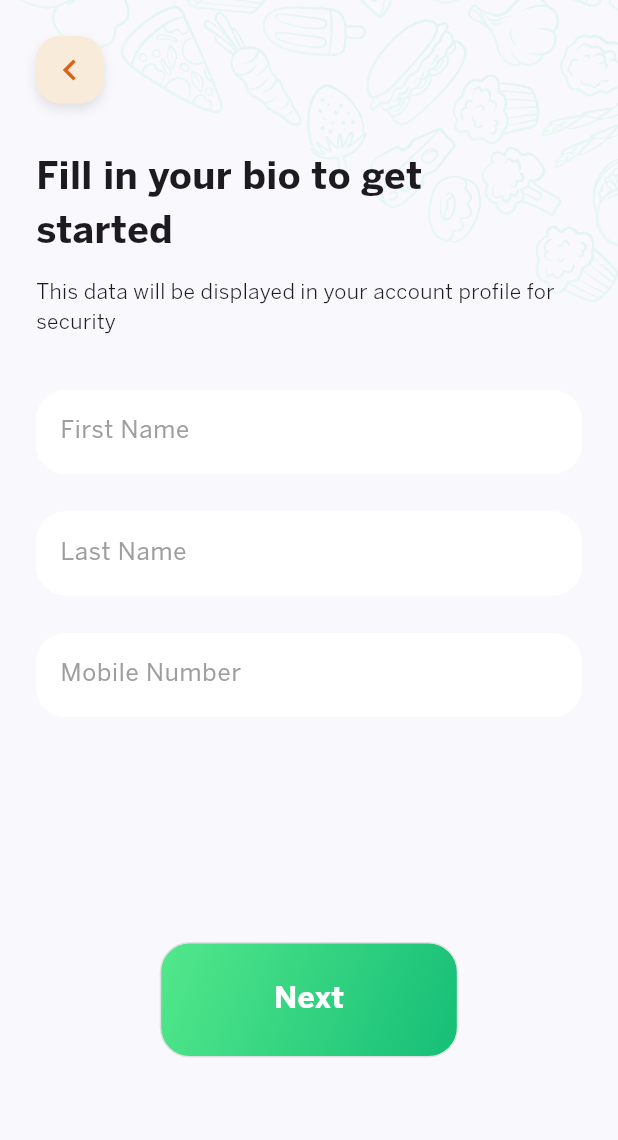
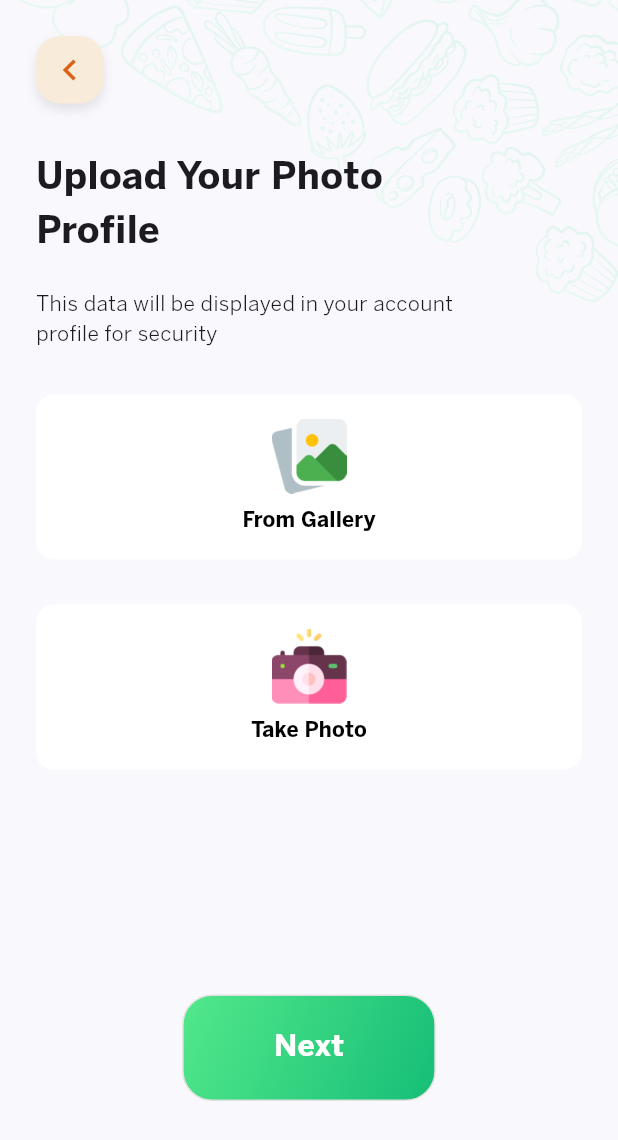
Before and after one commit to Laptopcorei7/food_ninja, a Flutter app: the screen it shows after launch, on a phone screen of 412 x 824 dp. Shown: the top 1140 px of the screen. Run offline on Flutter 3.47's test engine with Material 3 defaults, Android fonts, the phone set to English and light mode, and no system bars; our stand-ins replace bloc, image_picker, permission_handler; generated files the repository leaves out were written again.

Commit message:
Added an upload photo and preview screen

```diff
--- a/lib/app/view/app.dart
+++ b/lib/app/view/app.dart
@@ -4,6 +4,8 @@ import 'package:food_ninja/src/screens/onboarding_screen.dart';
 import 'package:food_ninja/src/screens/sign_in_screen.dart';
 import 'package:food_ninja/src/screens/sign_up_process_screen.dart';
 import 'package:food_ninja/src/screens/sign_up_screen.dart';
+import 'package:food_ninja/src/screens/upload_photo_screen.dart';
+import 'package:food_ninja/src/screens/upload_preview_screen.dart';
 
 class App extends StatelessWidget {
   const App({super.key});
@@ -18,8 +20,10 @@ class App extends StatelessWidget {
         ),
         useMaterial3: true,
       ),
-      initialRoute: '/process',
+      initialRoute: '/uploadphoto',
       routes: {
+        '/uploadpreview': (context) => const UploadPreviewScreen(),
+        '/uploadphoto': (context) => const UploadPhotoScreen(),
         '/onboarding': (context) => const LoadingScreen(),
         '/login': (context) => const SignInScreen(),
         '/signup': (context) => const SignUpScreen(),
--- /dev/null
+++ b/lib/src/screens/upload_photo_screen.dart
@@ -0,0 +1,191 @@
+import 'package:flutter/material.dart';
+import 'package:food_ninja/src/screens/upload_preview_screen.dart';
+import 'package:food_ninja/src/widgets/custom_back_button.dart';
+import 'package:food_ninja/src/widgets/major_button.dart';
+import 'package:image_picker/image_picker.dart';
+import 'package:permission_handler/permission_handler.dart';
+
+class UploadPhotoScreen extends StatefulWidget {
+  const UploadPhotoScreen({super.key});
+
+  @override
+  State<UploadPhotoScreen> createState() => _UploadPhotoState();
+}
+
+class _UploadPhotoState extends State<UploadPhotoScreen> {
+  final ImagePicker _picker = ImagePicker();
+  @override
+  Widget build(BuildContext context) {
+    return Scaffold(
+      backgroundColor: const Color.fromARGB(255, 249, 249, 253),
+      body: Stack(
+        children: [
+          Positioned(
+            top: 0,
+            left: 0,
+            right: 0,
+            child: Image.asset(
+              'assets/images/pattern_2.png',
+              fit: BoxFit.cover,
+              height: 250,
+              width: 200,
+            ),
+          ),
+          SafeArea(
+            child: SingleChildScrollView(
+              child: Padding(
+                padding: const EdgeInsets.all(24),
+                child: Column(
+                  crossAxisAlignment: CrossAxisAlignment.start,
+                  children: [
+                    SizedBox(
+                      width: 45,
+                      height: 45,
+                      child: CustomBackButton(
+                        onTap: () {
+                          Navigator.pop(context);
+                        },
+                      ),
+                    ),
+                    const SizedBox(height: 32),
+
+                    // Title
+                    const Text(
+                      'Upload Your Photo\nProfile',
+                      style: TextStyle(
+                        fontFamily: 'BentonSansBold',
+                        fontSize: 25,
+                      ),
+                    ),
+                    const SizedBox(height: 20),
+
+                    const Text(
+                      'This data will be displayed in your account\nprofile for security',
+                      style: TextStyle(
+                        fontFamily: 'BentonSansBook',
+                        fontSize: 14,
+                      ),
+                    ),
+                    const SizedBox(height: 30),
+
+                    fromGallery(context),
+                    const SizedBox(height: 30),
+                    fromPhoto(context),
+                    const SizedBox(height: 150),
+                    const Center(
+                      child: MajorButton(
+                        horizontal: 60,
+                        vertical: 20,
+                        textonButton: 'Next',
+                      ),
+                    ),
+                  ],
+                ),
+              ),
+            ),
+          ),
+        ],
+      ),
+    );
+  }
+
+  Widget fromGallery(BuildContext context) {
+    return ElevatedButton(
+      onPressed: () async {
+        final status = await Permission.storage.request();
+
+        if (status.isGranted) {
+          final image = await _picker.pickImage(source: ImageSource.gallery);
+          if (image != null) {
+            if (!context.mounted) return; // Add this line
+            await Navigator.push(
+              context,
+              MaterialPageRoute<void>(
+                builder: (_) => UploadPreviewScreen(imagePath: image.path),
+              ),
+            );
+          }
+        }
+      },
+      style: ElevatedButton.styleFrom(
+        elevation: 0,
+        backgroundColor: Colors.white,
+        foregroundColor: Colors.black,
+        padding: const EdgeInsets.symmetric(vertical: 16),
+        shape: RoundedRectangleBorder(
+          borderRadius: BorderRadius.circular(12),
+        ),
+        minimumSize: const Size(double.infinity, 100),
+      ),
+      child: Column(
+        mainAxisSize: MainAxisSize.min,
+        children: [
+          Image.asset(
+            'assets/images/gallery.png',
+            height: 50,
+            width: 50,
+            fit: BoxFit.contain,
+          ),
+          const SizedBox(height: 8),
+          const Text(
+            'From Gallery',
+            style: TextStyle(
+              fontFamily: 'BentonSansBold',
+              fontSize: 14,
+            ),
+          ),
+        ],
+      ),
+    );
+  }
+
+  Widget fromPhoto(BuildContext context) {
+    return ElevatedButton(
+      onPressed: () async {
+        final status = await Permission.camera.request();
+
+        if (status.isGranted) {
+          final image = await _picker.pickImage(source: ImageSource.camera);
+          if (image != null) {
+            if (!context.mounted) return; // Add this line
+            await Navigator.push(
+              context,
+              MaterialPageRoute<void>(
+                builder: (_) => UploadPreviewScreen(imagePath: image.path),
+              ),
+            );
+          }
+        }
+      },
+      style: ElevatedButton.styleFrom(
+        elevation: 0,
+        backgroundColor: Colors.white,
+        foregroundColor: Colors.black,
+        padding: const EdgeInsets.symmetric(vertical: 16),
+        shape: RoundedRectangleBorder(
+          borderRadius: BorderRadius.circular(12),
+        ),
+        minimumSize: const Size(double.infinity, 100),
+      ),
+      child: Column(
+        mainAxisSize: MainAxisSize.min,
+        children: [
+          Image.asset(
+            'assets/images/camera.png',
+            height: 50,
+            width: 50,
+            fit: BoxFit.contain,
+          ),
+          const SizedBox(height: 8),
+          const Text(
+            'Take Photo',
+            style: TextStyle(
+              fontFamily: 'BentonSansBold',
+              fontSize: 14,
+            ),
+          ),
+        ],
+      ),
+    );
+  }
+}
--- a/pubspec.yaml
+++ b/pubspec.yaml
@@ -13,6 +13,8 @@ dependencies:
   flutter_bloc: ^8.1.6
   flutter_localizations:
     sdk: flutter
+  image_picker: ^1.1.2
+  permission_handler: ^12.0.0+1
 
 dev_dependencies:
   bloc_test: ^9.1.7
```
Also changed, not shown: lib/src/screens/upload_preview_screen.dart (added, +132 -0 lines), assets/images/camera.png (added), assets/images/gallery.png (added), pubspec.lock, 10 other files.
